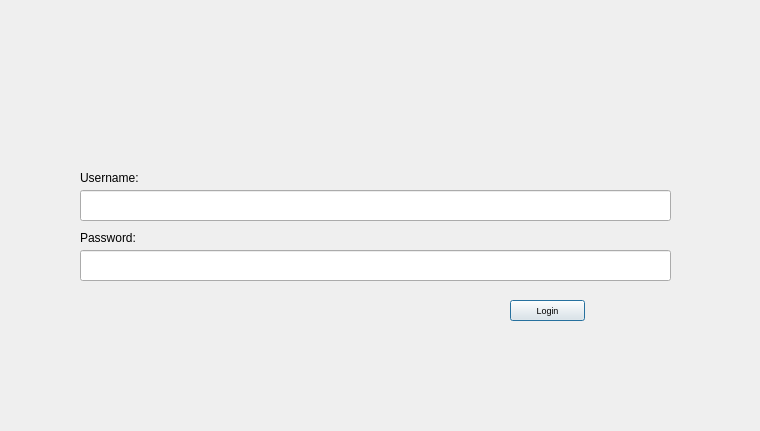
This is login.ui in alyssajasminee/343-software-project as Qt 5 draws it before an edit. The edited form follows.
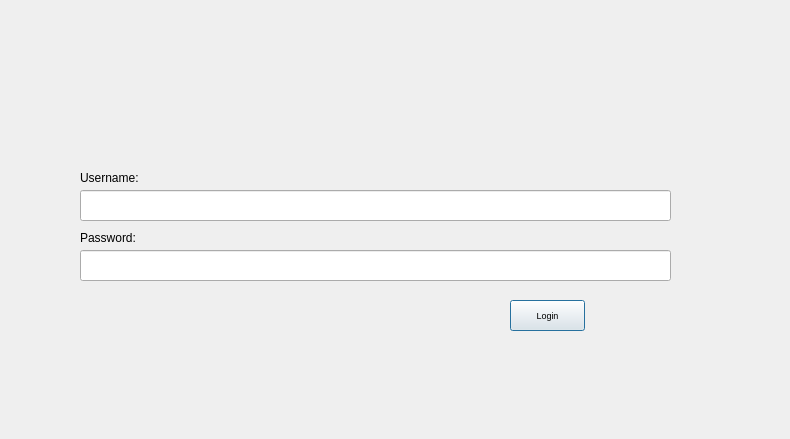
This is the edited form.

The edit to the form file:
```diff
--- a/login.ui
+++ b/login.ui
@@ -6,8 +6,8 @@
    <rect>
     <x>0</x>
     <y>0</y>
-    <width>760</width>
-    <height>431</height>
+    <width>790</width>
+    <height>439</height>
    </rect>
   </property>
   <property name="windowTitle">
@@ -58,7 +58,7 @@
      <x>510</x>
      <y>300</y>
      <width>75</width>
-     <height>21</height>
+     <height>31</height>
     </rect>
    </property>
    <property name="font">
```
